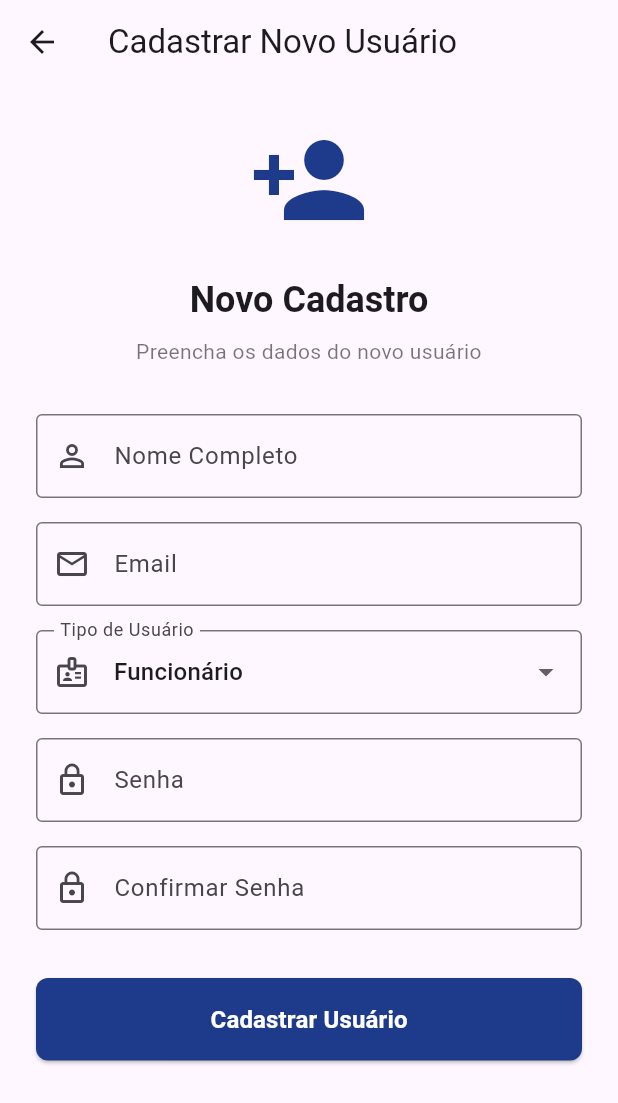
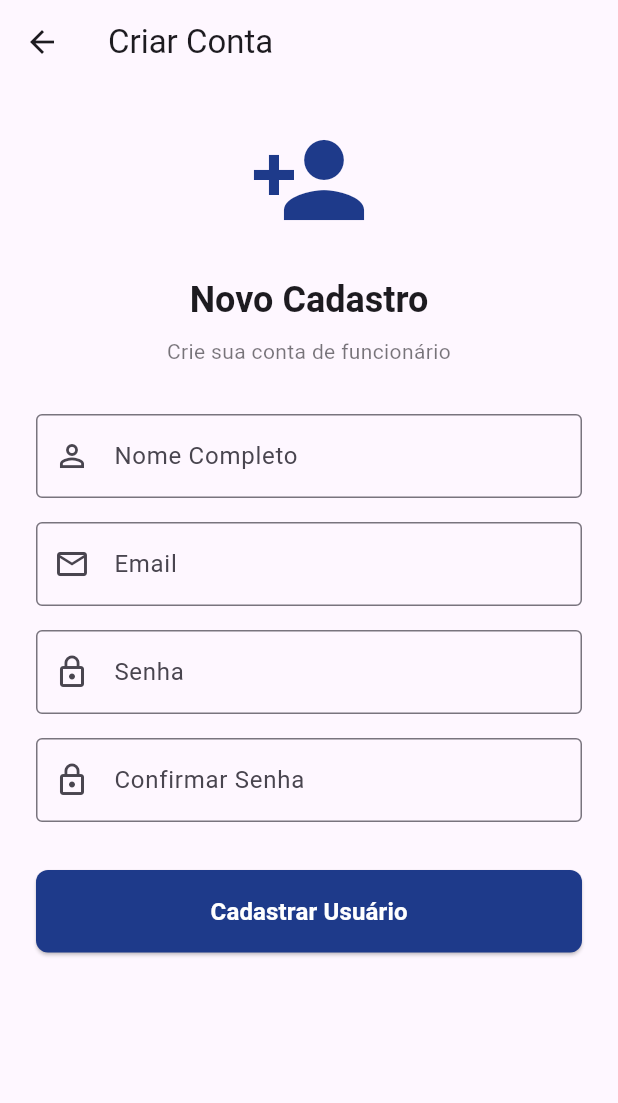
Before and after one commit to lucasmsdev/controle-de-ponto-saas, a Flutter app: the DashboardScreen screen opened directly, after a tap on the "logout" icon, after a tap on "Criar nova conta", on a phone screen of 412 x 824 dp. Shown: the top 1103 px of the screen. Run offline on Flutter 3.47's test engine with Material 3 defaults, Android fonts, the phone set to English and light mode, and no system bars; our stand-ins replace supabase_flutter; accounts and stored records are empty.

Commit message:
Update admin registration and remove unnecessary test data and logs
Refactor AdminRegistrationScreen to simplify account creation, remove test user credentials and debug logs from DataService and SupabaseService.

Replit-Commit-Author: Agent
Replit-Commit-Session-Id: 017d3bf4-49d4-414d-a175-2012875e0027
Replit-Commit-Checkpoint-Type: intermediate_checkpoint
Replit-Commit-Screenshot-Url: https://storage.googleapis.com/screenshot-production-us-central1/787ec462-81db-4902-86b6-f2c5e33df93a/017d3bf4-49d4-414d-a175-2012875e0027/rRCqeWU

```diff
--- a/lib/screens/admin_registration_screen.dart
+++ b/lib/screens/admin_registration_screen.dart
@@ -83,7 +83,7 @@ class _AdminRegistrationScreenState extends State<AdminRegistrationScreen> {
   Widget build(BuildContext context) {
     return Scaffold(
       appBar: AppBar(
-        title: const Text('Cadastrar Novo Usuário'),
+        title: const Text('Criar Conta'),
       ),
       body: SingleChildScrollView(
         padding: const EdgeInsets.all(24.0),
@@ -109,7 +109,7 @@ class _AdminRegistrationScreenState extends State<AdminRegistrationScreen> {
               const SizedBox(height: 8),
 
               Text(
-                'Preencha os dados do novo usuário',
+                'Crie sua conta de funcionário',
                 style: Theme.of(context).textTheme.bodyMedium?.copyWith(
                   color: Theme.of(context).colorScheme.onSurface.withOpacity(0.6),
                 ),
@@ -152,27 +152,6 @@ class _AdminRegistrationScreenState extends State<AdminRegistrationScreen> {
                     return 'Digite um email válido';
                   }
                   return null;
-                },
-              ),
-              const SizedBox(height: 16),
-
-              DropdownButtonFormField<UserRole>(
-                value: _selectedRole,
-                decoration: const InputDecoration(
-                  labelText: 'Tipo de Usuário',
-                  prefixIcon: Icon(Icons.badge_outlined),
-                  border: OutlineInputBorder(),
-                ),
-                items: UserRole.values.map((role) {
-                  return DropdownMenuItem(
-                    value: role,
-                    child: Text(role.displayName),
-                  );
-                }).toList(),
-                onChanged: (value) {
-                  if (value != null) {
-                    setState(() => _selectedRole = value);
-                  }
                 },
               ),
               const SizedBox(height: 16),
--- a/lib/screens/login_screen.dart
+++ b/lib/screens/login_screen.dart
@@ -158,29 +158,6 @@ class _LoginScreenState extends State<LoginScreen> {
                     },
                     child: const Text('Criar nova conta'),
                   ),
-                  const SizedBox(height: 24),
-                  const Divider(),
-                  const SizedBox(height: 16),
-                  const Text(
-                    'Usuários de teste:',
-                    style: TextStyle(
-                      fontWeight: FontWeight.bold,
-                      color: Color(0xFF000),
-                    ),
-                  ),
-                  const SizedBox(height: 8),
-                  Text(
-                    'Admin: admin@empresa.com / admin123',
-                    style: TextStyle(color: Colors.grey[700]),
-                  ),
-                  Text(
-                    'Gerente: gerente@empresa.com / gerente123',
-                    style: TextStyle(color: Colors.grey[700]),
-                  ),
-                  Text(
-                    'Funcionário: funcionario@empresa.com / func123',
-                    style: TextStyle(color: Colors.grey[700]),
-                  ),
                 ],
               ),
             ),
```
Also changed, not shown: lib/services/data_service.dart (+1 -12 lines), lib/services/supabase_service.dart (+5 -16 lines), 1 other file.
